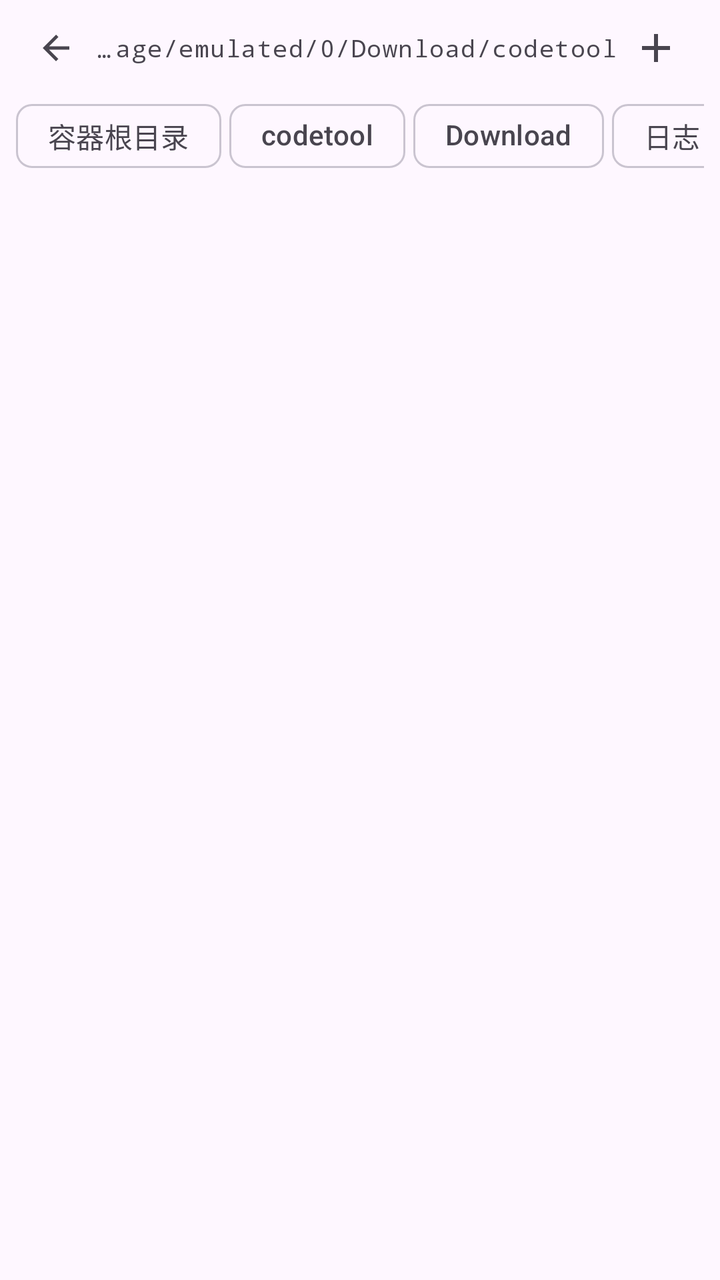
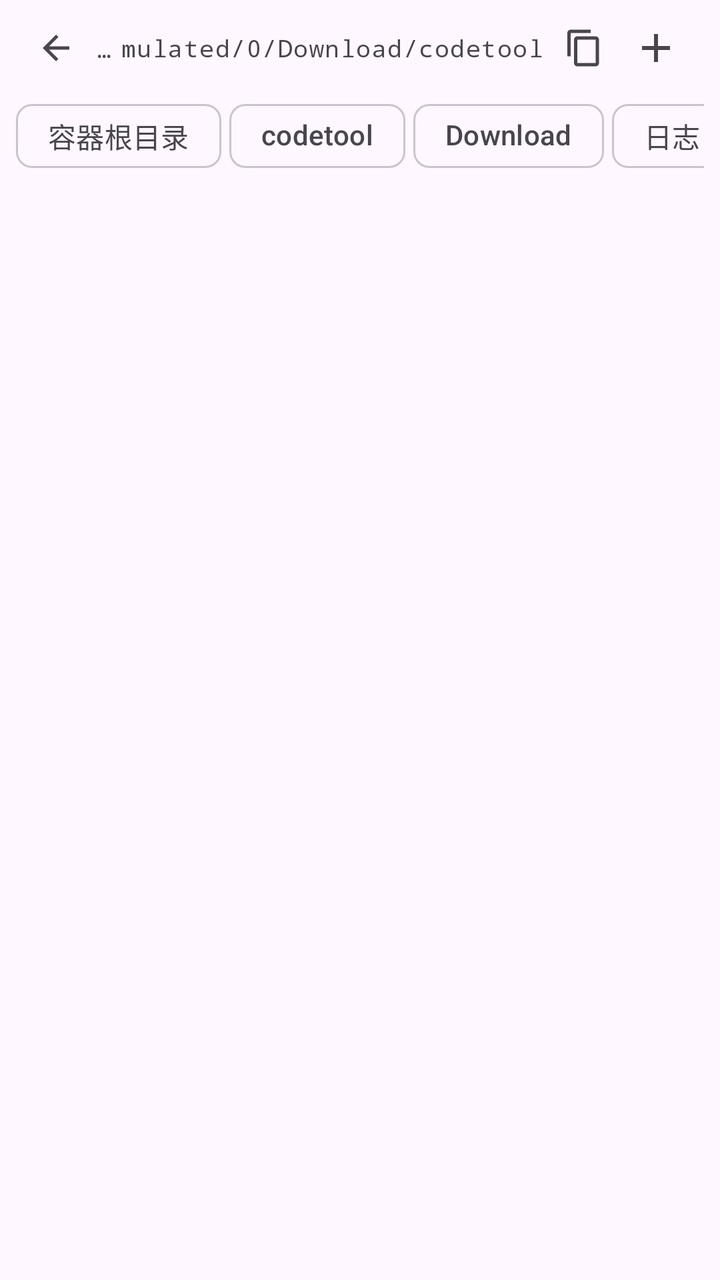

The first picture is an Android layout as it rendered before a commit; the second is the same layout after the commit. The layout source and the unified diff follow.
<!-- AndroidManifest.xml: application theme Theme.CodeTool.Starting -->
<!-- res/layout/fragment_files.xml -->
<?xml version="1.0" encoding="utf-8"?>
<LinearLayout xmlns:android="http://schemas.android.com/apk/res/android"
    xmlns:app="http://schemas.android.com/apk/res-auto"
    android:layout_width="match_parent"
    android:layout_height="match_parent"
    android:orientation="vertical"
    android:background="?android:attr/colorBackground">

    
    <LinearLayout
        android:layout_width="match_parent"
        android:layout_height="wrap_content"
        android:orientation="horizontal"
        android:gravity="center_vertical"
        android:paddingHorizontal="12dp"
        android:paddingTop="4dp">

        <ImageView
            android:id="@+id/upBtn"
            android:layout_width="32dp"
            android:layout_height="32dp"
            android:src="@drawable/ic_up"
            android:contentDescription="上级目录"
            android:padding="6dp"
            android:background="?attr/selectableItemBackgroundBorderless"
            app:tint="?attr/colorOnSurfaceVariant" />

        <com.google.android.material.textview.MaterialTextView
            android:id="@+id/pathText"
            android:layout_width="0dp"
            android:layout_height="wrap_content"
            android:layout_weight="1"
            android:layout_marginStart="4dp"
            android:fontFamily="monospace"
            android:textAppearance="?attr/textAppearanceLabelMedium"
            android:textColor="?attr/colorOnSurfaceVariant"
            android:ellipsize="start"
            android:maxLines="1"
            android:text="/storage/emulated/0/Download/codetool" />

        <ImageView
            android:id="@+id/btnNew"
            android:layout_width="40dp"
            android:layout_height="40dp"
            android:src="@drawable/ic_plus"
            android:contentDescription="新建"
            android:padding="8dp"
            android:background="?attr/selectableItemBackgroundBorderless"
            app:tint="?attr/colorOnSurfaceVariant" />
    </LinearLayout>

    
    <HorizontalScrollView
        android:layout_width="match_parent"
        android:layout_height="wrap_content"
        android:paddingHorizontal="8dp"
        android:paddingBottom="4dp"
        android:scrollbars="none">

        <com.google.android.material.chip.ChipGroup
            android:id="@+id/entryChips"
            android:layout_width="wrap_content"
            android:layout_height="wrap_content"
            app:chipSpacingHorizontal="4dp">

            <com.google.android.material.chip.Chip
                android:id="@+id/btnContainer"
                style="@style/Widget.CodeTool.FileChip"
                android:layout_width="wrap_content"
                android:layout_height="wrap_content"
                android:text="容器根目录"
                android:checkable="true" />

            <com.google.android.material.chip.Chip
                android:id="@+id/btnCodeToolDir"
                style="@style/Widget.CodeTool.FileChip"
                android:layout_width="wrap_content"
                android:layout_height="wrap_content"
                android:text="codetool"
                android:checkable="true" />

            <com.google.android.material.chip.Chip
                android:id="@+id/btnDownloadDir"
                style="@style/Widget.CodeTool.FileChip"
                android:layout_width="wrap_content"
                android:layout_height="wrap_content"
                android:text="Download"
                android:checkable="true" />

            <com.google.android.material.chip.Chip
                android:id="@+id/btnLogDir"
                style="@style/Widget.CodeTool.FileChip"
                android:layout_width="wrap_content"
                android:layout_height="wrap_content"
                android:text="日志"
                android:checkable="true" />

            <com.google.android.material.chip.Chip
                android:id="@+id/btnAppDataDir"
                style="@style/Widget.CodeTool.FileChip"
                android:layout_width="wrap_content"
                android:layout_height="wrap_content"
                android:text="应用数据"
                android:checkable="true" />

            
        </com.google.android.material.chip.ChipGroup>
    </HorizontalScrollView>

    <FrameLayout
        android:layout_width="match_parent"
        android:layout_height="0dp"
        android:layout_weight="1">

        <androidx.recyclerview.widget.RecyclerView
            android:id="@+id/fileList"
            android:layout_width="match_parent"
            android:layout_height="match_parent"
            android:clipToPadding="false"
            android:paddingVertical="4dp"
            android:scrollbars="vertical" />

        
        <LinearLayout
            android:id="@+id/emptyState"
            android:layout_width="match_parent"
            android:layout_height="match_parent"
            android:orientation="vertical"
            android:gravity="center"
            android:padding="32dp"
            android:visibility="gone">

            <ImageView
                android:id="@+id/emptyIcon"
                android:layout_width="56dp"
                android:layout_height="56dp"
                android:src="@drawable/ic_folder"
                android:contentDescription="@null"
                app:tint="?attr/colorOnSurfaceVariant" />

            <com.google.android.material.textview.MaterialTextView
                android:id="@+id/emptyText"
                android:layout_width="wrap_content"
                android:layout_height="wrap_content"
                android:layout_marginTop="12dp"
                android:textAppearance="?attr/textAppearanceTitleMedium"
                android:text="空目录" />
        </LinearLayout>
    </FrameLayout>

</LinearLayout>
<!-- resources referenced by this layout -->
<resources>
  <!-- drawable ic_folder (drawable) -->
  <?xml version="1.0" encoding="utf-8"?>
  <vector xmlns:android="http://schemas.android.com/apk/res/android"
      android:width="24dp"
      android:height="24dp"
      android:viewportWidth="24"
      android:viewportHeight="24"
      android:tint="?attr/colorControlNormal">
      <path
          android:fillColor="@android:color/white"
          android:pathData="M10,4H4c-1.1,0 -1.99,0.9 -1.99,2L2,18c0,1.1 0.9,2 2,2h16c1.1,0 2,-0.9 2,-2V8c0,-1.1 -0.9,-2 -2,-2h-8l-2,-2z" />
  </vector>
  <!-- drawable ic_plus (drawable) -->
  <vector xmlns:android="http://schemas.android.com/apk/res/android"
      android:width="24dp" android:height="24dp"
      android:viewportWidth="24" android:viewportHeight="24">
      <path android:fillColor="@android:color/white"
          android:pathData="M19,13h-6v6h-2v-6H5v-2h6V5h2v6h6v2z" />
  </vector>
  <!-- drawable ic_up (drawable) -->
  <vector xmlns:android="http://schemas.android.com/apk/res/android"
      android:width="24dp" android:height="24dp"
      android:viewportWidth="24" android:viewportHeight="24"
      android:tint="?attr/colorControlNormal">
      <path android:fillColor="@android:color/white"
          android:pathData="M20,11H7.83l5.59,-5.59L12,4l-8,8 8,8 1.41,-1.41L7.83,13H20v-2z"/>
  </vector>
  <style name="Widget.CodeTool.FileChip" parent="Widget.Material3.Chip.Filter">
          
          <item name="chipStrokeWidth">1dp</item>
          <item name="chipStrokeColor">@color/file_chip_stroke</item>
          <item name="chipBackgroundColor">@color/file_chip_bg</item>
          <item name="android:textColor">@color/file_chip_text</item>
          <item name="checkedIconVisible">false</item>
          <item name="android:paddingStart">4dp</item>
          <item name="android:paddingEnd">4dp</item>
      </style>
  <style name="Theme.CodeTool.Starting" parent="Theme.Material3.DayNight.NoActionBar">
          <item name="android:windowBackground">?android:colorBackground</item>
          <item name="android:statusBarColor" tools:targetApi="l">?android:colorBackground</item>
      </style>
</resources>

<!-- the commit's change to res/layout/fragment_files.xml (unified diff, before → after) -->
@@ -37,6 +37,17 @@
             android:ellipsize="start"
             android:maxLines="1"
             android:text="/storage/emulated/0/Download/codetool" />
+
+        <ImageView
+            android:id="@+id/btnCopyPath"
+            android:layout_width="32dp"
+            android:layout_height="32dp"
+            android:layout_marginStart="4dp"
+            android:src="@drawable/ic_copy"
+            android:contentDescription="复制路径"
+            android:padding="6dp"
+            android:background="?attr/selectableItemBackgroundBorderless"
+            app:tint="?attr/colorOnSurfaceVariant" />
 
         <ImageView
             android:id="@+id/btnNew"
@@ -103,6 +114,14 @@
                 android:text="应用数据"
                 android:checkable="true" />
 
+            <com.google.android.material.chip.Chip
+                android:id="@+id/btnInternalDataDir"
+                style="@style/Widget.CodeTool.FileChip"
+                android:layout_width="wrap_content"
+                android:layout_height="wrap_content"
+                android:text="内部数据"
+                android:checkable="true" />
+
             
         </com.google.android.material.chip.ChipGroup>
     </HorizontalScrollView>
<!-- resource entries referenced after the edit -->
@@ -1,5 +1,14 @@
 <!-- resources referenced by this layout -->
 <resources>
+  <!-- drawable ic_copy (drawable) -->
+  <vector xmlns:android="http://schemas.android.com/apk/res/android"
+      android:width="24dp" android:height="24dp"
+      android:viewportWidth="24" android:viewportHeight="24"
+      android:tint="?attr/colorControlNormal">
+      
+      <path android:fillColor="@android:color/white"
+          android:pathData="M16,1H4C2.9,1 2,1.9 2,3v14h2V3h12V1zM19,5H8C6.9,5 6,5.9 6,7v14c0,1.1 0.9,2 2,2h11c1.1,0 2,-0.9 2,-2V7c0,-1.1 -0.9,-2 -2,-2zM19,21H8V7h11V21z" />
+  </vector>
   <!-- drawable ic_folder (drawable) -->
   <?xml version="1.0" encoding="utf-8"?>
   <vector xmlns:android="http://schemas.android.com/apk/res/android"
